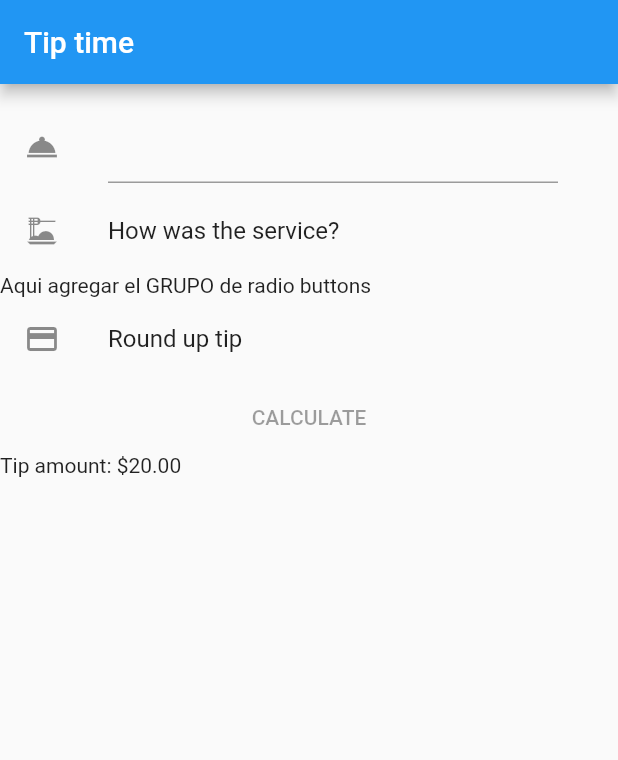
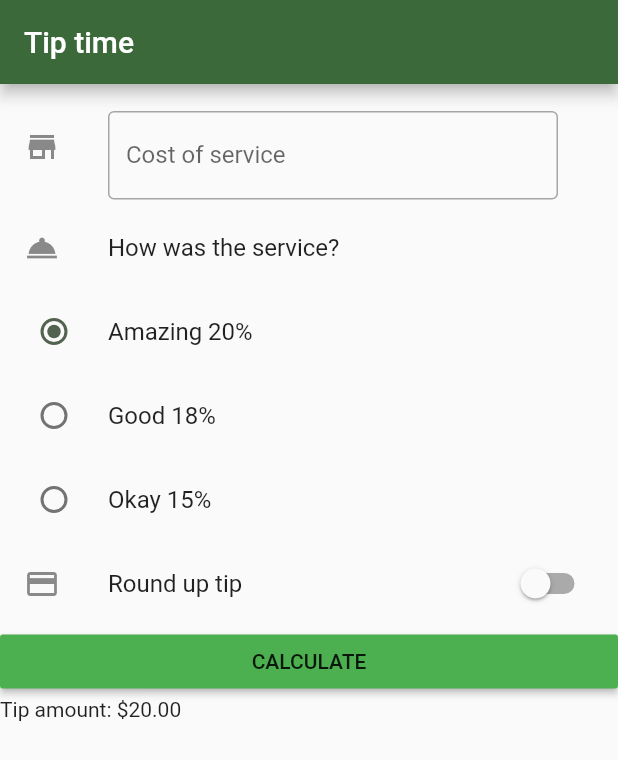
Before and after one commit to edu8169/Tarea_2, a Flutter app: the screen it shows after launch, on a phone screen of 412 x 824 dp. Shown: the top 760 px of the screen. Run offline on Flutter 3.47's test engine with Material 2 defaults, Android fonts, the phone set to English and light mode, and no system bars.

Commit message:
Created proyect

```diff
--- a/lib/home_page.dart
+++ b/lib/home_page.dart
@@ -7,8 +7,13 @@ class HomePage extends StatefulWidget {
   _HomePageState createState() => _HomePageState();
 }
 
+enum TypeOfTip { amazing, good, okay }
+
 class _HomePageState extends State<HomePage> {
   // TODO: completar todo lo necesario
+  var money;
+  bool state = false;
+  TypeOfTip? _selected = TypeOfTip.amazing;
 
   @override
   Widget build(BuildContext context) {
@@ -20,24 +25,78 @@ class _HomePageState extends State<HomePage> {
         children: [
           SizedBox(height: 14),
           ListTile(
-            leading: Icon(Icons.room_service),
+            leading: Icon(Icons.store),
             title: Padding(
               padding: EdgeInsets.only(right: 24),
-              child: TextField(),
+              child: TextField(
+                onChanged: (value) => setState(() {
+                  money = value;
+                }),
+                keyboardType: TextInputType.number,
+                decoration: InputDecoration(
+                  focusedBorder: OutlineInputBorder(
+                      borderSide: BorderSide(color: Colors.green)),
+                  border: OutlineInputBorder(),
+                  labelText: 'Cost of service',
+                ),
+              ),
             ),
           ),
           ListTile(
-            leading: Icon(Icons.dinner_dining),
+            leading: Icon(Icons.room_service),
             title: Text("How was the service?"),
           ),
-          Text("Aqui agregar el GRUPO de radio buttons"),
+          Column(
+            children: <Widget>[
+              RadioListTile<TypeOfTip>(
+                title: const Text('Amazing 20%'),
+                value: TypeOfTip.amazing,
+                groupValue: _selected,
+                onChanged: (TypeOfTip? value) {
+                  setState(() {
+                    _selected = value;
+                  });
+                },
+              ),
+              RadioListTile<TypeOfTip>(
+                title: const Text('Good 18%'),
+                value: TypeOfTip.good,
+                groupValue: _selected,
+                onChanged: (TypeOfTip? value) {
+                  setState(() {
+                    _selected = value;
+                  });
+                },
+              ),
+              RadioListTile<TypeOfTip>(
+                title: const Text('Okay 15%'),
+                value: TypeOfTip.okay,
+                groupValue: _selected,
+                onChanged: (TypeOfTip? value) {
+                  setState(() {
+                    _selected = value;
+                  });
+                },
+              ),
+            ],
+          ),
           ListTile(
             leading: Icon(Icons.credit_card),
             title: Text("Round up tip"),
+            trailing: Switch(
+              value: state,
+              activeColor: Colors.green,
+              onChanged: (bool value) {
+                setState(() {
+                  state = value;
+                });
+              },
+            ),
           ),
           MaterialButton(
             child: Text("CALCULATE"),
-            onPressed: null,
+            color: Colors.green,
+            onPressed: () {},
           ),
           Text("Tip amount: \$20.00"),
         ],
--- a/lib/main.dart
+++ b/lib/main.dart
@@ -9,6 +9,11 @@ class MyApp extends StatelessWidget {
   @override
   Widget build(BuildContext context) {
     return MaterialApp(
+      theme: ThemeData(
+        colorScheme: ColorScheme.fromSeed(
+          seedColor: Colors.green,
+        ),
+      ),
       home: HomePage(),
     );
   }
```
